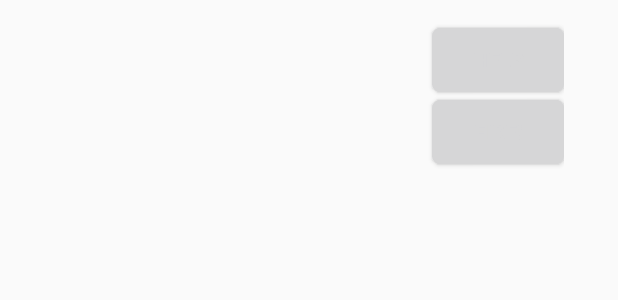
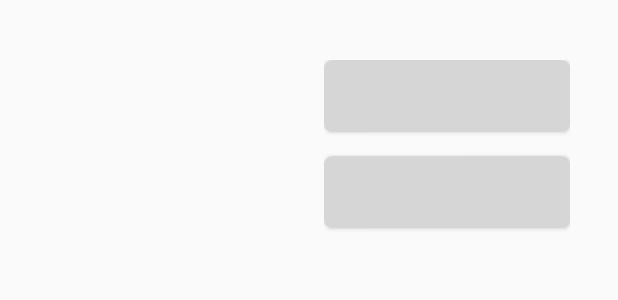
Before and after one commit to SecUSo/privacy-friendly-battleship, an Android app: the layout activity_game_content.xml on its own in the app's theme, with its tools: preview values and no code run, on a phone screen of 412 x 824 dp. Shown: the top 300 px of the screen. Run offline under Robolectric (Android 15) with nearby library versions, the phone set to English and light mode, and no system bars.

Commit message:
Fixed layout for buttons in game activity and of help dialog.

```diff
--- a/app/src/main/java/org/secuso/privacyfriendlybattleships/PlaceShipActivity.java
+++ b/app/src/main/java/org/secuso/privacyfriendlybattleships/PlaceShipActivity.java
@@ -264,7 +264,7 @@ public class PlaceShipActivity extends BaseActivity {
             AlertDialog.Builder builder = new AlertDialog.Builder(getActivity());
 
             builder.setView(i.inflate(R.layout.placement_dialog, null));
-            builder.setIcon(R.mipmap.icon);
+            builder.setIcon(R.mipmap.icon_drawer);
             builder.setTitle(getActivity().getString(R.string.placement_tutorial_title));
             builder.setPositiveButton(getActivity().getString(R.string.okay), null);
 
@@ -285,7 +285,7 @@ public class PlaceShipActivity extends BaseActivity {
             AlertDialog.Builder builder = new AlertDialog.Builder(getActivity());
 
             builder.setView(i.inflate(R.layout.placement_invalid_dialog, null));
-            builder.setIcon(R.mipmap.icon);
+            builder.setIcon(R.mipmap.icon_drawer);
             builder.setTitle(getActivity().getString(R.string.placement_tutorial_title));
             builder.setPositiveButton(getActivity().getString(R.string.okay), null);
 
@@ -306,7 +306,7 @@ public class PlaceShipActivity extends BaseActivity {
             AlertDialog.Builder builder = new AlertDialog.Builder(getActivity());
 
             builder.setView(i.inflate(R.layout.placement_switch_player_dialog, null));
-            builder.setIcon(R.mipmap.icon);
+            builder.setIcon(R.mipmap.icon_drawer);
             if (!((PlaceShipActivity)getActivity()).controller.getCurrentPlayer())
                 builder.setTitle(getActivity().getString(R.string.player) + " 2");//player will be switched now
             else
--- a/app/src/main/res/layout/activity_game_content.xml
+++ b/app/src/main/res/layout/activity_game_content.xml
@@ -33,31 +33,31 @@
             android:id="@+id/linear_layout_button"
             android:layout_width="match_parent"
             android:layout_height="match_parent"
-            android:layout_marginEnd="30px"
-            android:layout_gravity="bottom"
+            android:layout_marginTop="@dimen/activity_vertical_margin"
+            android:layout_marginRight="@dimen/activity_horizontal_margin"
+            android:layout_gravity="center_vertical"
             android:orientation="vertical">
 
             <Button
                 android:id="@+id/game_button_help"
                 android:text="@string/help"
                 android:textColor="@color/white"
-                android:layout_width="wrap_content"
+                android:layout_width="match_parent"
                 android:layout_height="wrap_content"
                 android:background="@drawable/button_fullwidth"
-                android:layout_gravity="right"
-                android:scaleY="0.9"
-                android:onClick="onClickHelpButton" />
+                android:layout_gravity="center_horizontal"
+                android:onClick="onClickHelpButton"
+                android:layout_marginBottom="@dimen/activity_vertical_margin"/>
 
             <Button
                 android:id="@+id/game_button_fire"
                 android:text="@string/game_button_fire"
                 android:textColor="@color/white"
-                android:layout_width="wrap_content"
+                android:layout_width="match_parent"
                 android:layout_height="wrap_content"
                 android:background="@drawable/button_fullwidth"
-                android:layout_gravity="right"
-                android:scaleY="0.9"
-                android:onClick="onClickFireButton" />
+                android:layout_gravity="center_horizontal"
+                android:onClick="onClickFireButton"/>
 
         </LinearLayout>
     </LinearLayout>
--- a/app/src/main/res/values/strings.xml
+++ b/app/src/main/res/values/strings.xml
@@ -67,6 +67,7 @@
     <string name="help_menu_settings">Press the settings button if you want to place the ships individually. Besides, you can customize the ship set.</string>
     <string name="help_how_to_play">How to play the game</string>
     <string name="help_game_intro">The big grid displays the game field of your opponent. The small grid displays your own game field. Depending on the game mode, you can do the following steps:</string>
+    <string name="help_dialog_title">How to play</string>
     <string name="help_game_step_one">1. Choose a cell you want to attack by clicking on it.</string>
     <string name="help_game_step_two">2. Press the fire button. The color of the cell you have chosen changes to red or blue, whether the cell contains a part of a ship or not.</string>
     <string name="help_game_step_three">3. In case you have hit a part of a ship, you can attack other cells until you have a miss.</string>
```
Also changed, not shown: app/src/main/java/org/secuso/privacyfriendlybattleships/GameActivity.java (+13 -6 lines), app/src/main/res/layout/help_dialog.xml (+13 -21 lines), gradle.properties (deleted, +0 -18 lines).
